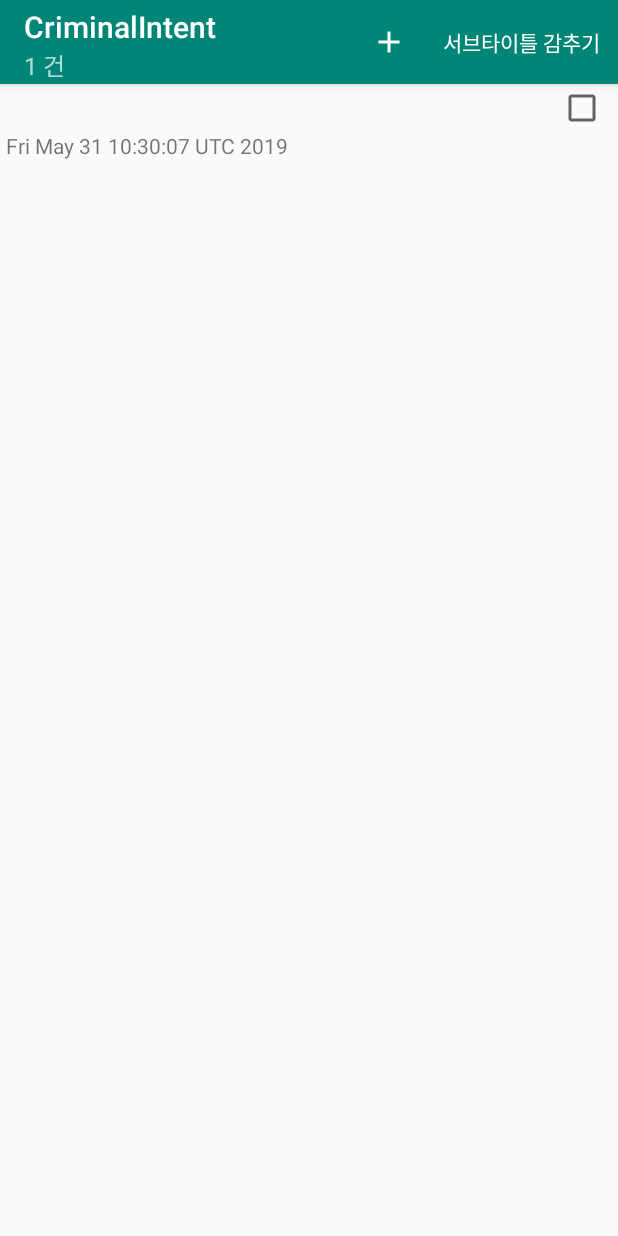
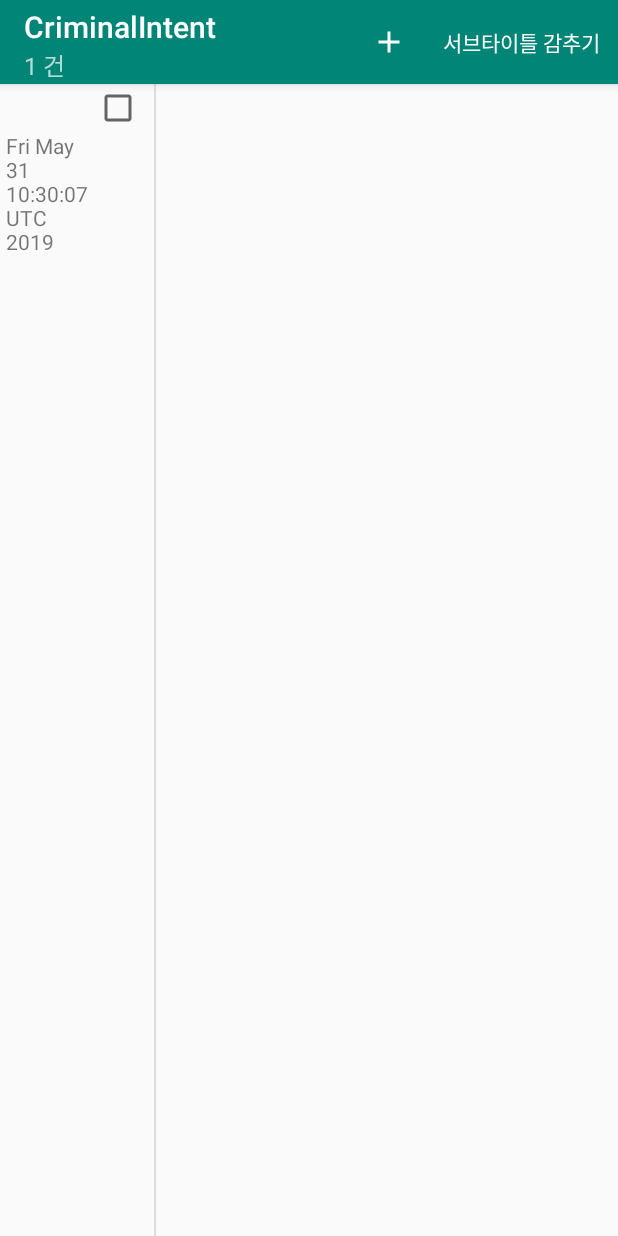
Before and after one commit to OrcaSuit/CriminalIntent, an Android app: the screen it shows after launch (CrimeListActivity), after a tap on "서브타이틀 보기", on a phone screen of 412 x 824 dp. Run offline under Robolectric (Android 15) with nearby library versions, the phone set to English and light mode, and no system bars; 2 other taps on this screen came first.

Commit message:
레이아웃 유연성 추가

```diff
--- a/app/src/main/java/com/example/crimianlintent/CrimeListActivity.java
+++ b/app/src/main/java/com/example/crimianlintent/CrimeListActivity.java
@@ -8,4 +8,9 @@ public class CrimeListActivity extends SingleFragmentActivity{
     protected Fragment createFragment() {
         return new CrimeListFragment();
     }
+
+    @Override
+    protected int getLayoutResId() {
+        return R.layout.activity_twopane;
+    }
 }
--- a/app/src/main/java/com/example/crimianlintent/SingleFragmentActivity.java
+++ b/app/src/main/java/com/example/crimianlintent/SingleFragmentActivity.java
@@ -1,6 +1,7 @@
 package com.example.crimianlintent;
 
 import android.os.Bundle;
+import android.support.annotation.LayoutRes;
 import android.support.annotation.Nullable;
 import android.support.v4.app.Fragment;
 import android.support.v4.app.FragmentActivity;
@@ -10,13 +11,18 @@ import android.support.v7.app.AppCompatActivity;
 import java.util.UUID;
 
 public abstract class SingleFragmentActivity extends AppCompatActivity {
+    protected abstract Fragment createFragment();
 
-    protected abstract Fragment createFragment();
+    @LayoutRes
+    protected int getLayoutResId(){
+        return R.layout.activity_crime_pager;
+    }
 
     @Override
     protected void onCreate(@Nullable Bundle savedInstanceState) {
         super.onCreate(savedInstanceState);
-        setContentView(R.layout.activity_crime);
+        //setContentView(R.layout.activity_crime);
+        setContentView(getLayoutResId());
 
         FragmentManager fm = getSupportFragmentManager();
         Fragment fragment = fm.findFragmentById(R.id.fragment_container);
--- /dev/null
+++ b/app/src/main/res/layout/activity_twopane.xml
@@ -0,0 +1,24 @@
+<?xml version="1.0" encoding="utf-8"?>
+<LinearLayout xmlns:android="http://schemas.android.com/apk/res/android"
+    android:layout_width="match_parent"
+    android:layout_height="match_parent"
+    android:divider="?android:attr/dividerHorizontal"
+    android:showDividers="middle"
+    android:orientation="horizontal">
+
+    <FrameLayout
+        android:id="@+id/fragment_container"
+        android:layout_width="0dp"
+        android:layout_height="match_parent"
+        android:layout_weight="1">
+    </FrameLayout>
+
+    <FrameLayout
+        android:id="@+id/detail_fragment_container"
+        android:layout_width="0dp"
+        android:layout_height="match_parent"
+        android:layout_weight="3">
+    </FrameLayout>
+
+
+</LinearLayout>
```
